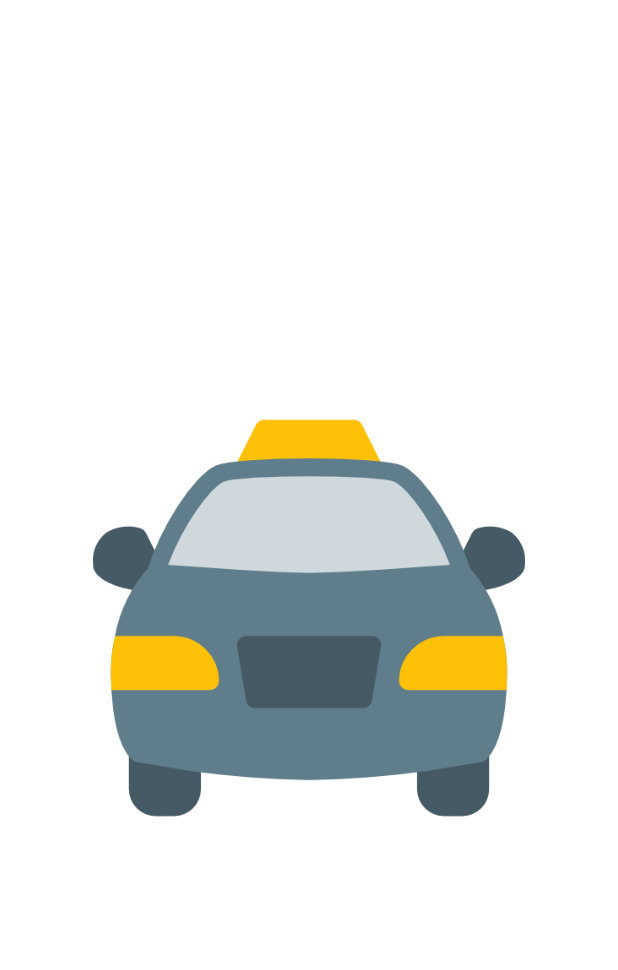
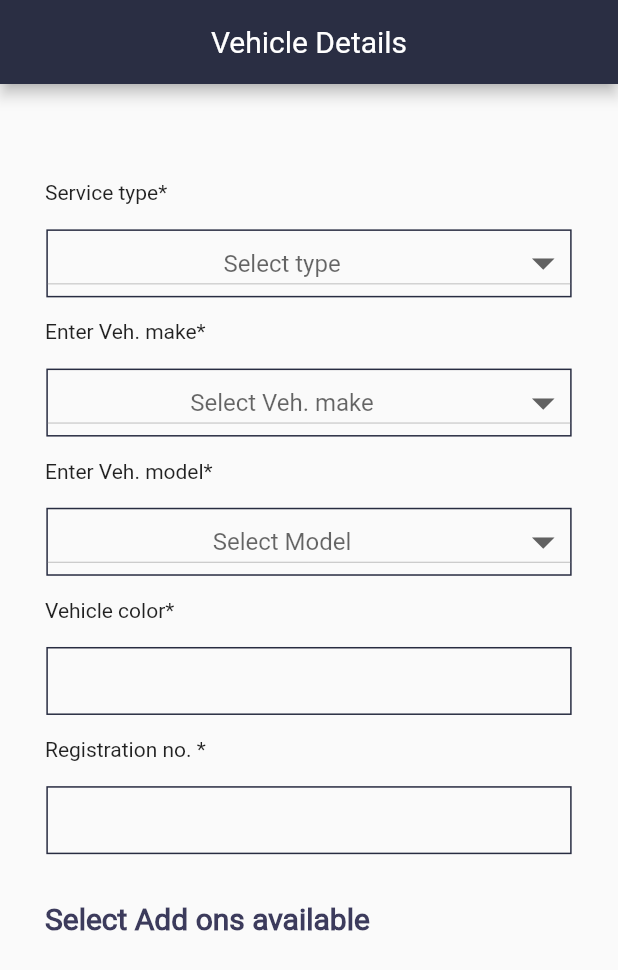
Before and after one commit to development-enthusiast/driver, a Flutter app: the first screen one second after launch, on a phone screen of 412 x 824 dp. Shown: the top 970 px of the screen. Run offline on Flutter 3.47's test engine with Material 2 defaults, Android fonts, the phone set to English and light mode, and no system bars; our stand-ins replace expandable, hexcolor, image_picker, intro_slider, otp_text_field, rating_bar; missing offline and left inert: latlng, map.

Commit message:
Personal & Vehicle Details Screen Done

```diff
--- a/lib/Screens/Auth/SignUp.dart
+++ b/lib/Screens/Auth/SignUp.dart
@@ -1,6 +1,7 @@
 import 'package:driverapp/Classes/Constants.dart';
 import 'package:driverapp/Screens/AllTrips/AllTrips.dart';
 import 'package:flutter/material.dart';
+import 'DriverDetails.dart';
 
 class SignUp extends StatefulWidget {
   @override
@@ -203,7 +204,7 @@ class _SignUpState extends State<SignUp> {
                   Navigator.push(
                     context,
                     MaterialPageRoute(
-                      builder: (context) => AllTrips(),
+                      builder: (context) => DriverDetails(),
                     ),
                   );
                 },
--- /dev/null
+++ b/lib/Screens/Auth/VehicleDetails.dart
@@ -0,0 +1,251 @@
+import 'package:hexcolor/hexcolor.dart';
+import 'package:flutter/material.dart';
+
+class VehicleDetails extends StatefulWidget {
+  @override
+  _VehicleDetailsState createState() => _VehicleDetailsState();
+}
+
+class _VehicleDetailsState extends State<VehicleDetails> {
+  TextEditingController vehiclecolor = new TextEditingController(text: '');
+  TextEditingController registrationno = new TextEditingController(text: '');
+  String _serviceval;
+  List _serviceType = [
+    'UberX',
+    'UberXL',
+    'UberSELECT',
+    'UberBLACK',
+    'UberSUV',
+  ];
+  String _vehval;
+  List _vehMake = [
+    'example',
+  ];
+  String _modelval;
+  List _vehModel = [
+    'example',
+  ];
+  @override
+  Widget build(BuildContext context) {
+    final pHeight = MediaQuery.of(context).size.height;
+    final pWidth = MediaQuery.of(context).size.width;
+    return Scaffold(
+      appBar: AppBar(
+        centerTitle: true,
+        backgroundColor: Hexcolor("#2A2E43"),
+        title: Text("Vehicle Details"),
+      ),
+      body: Stack(
+        children: <Widget>[
+          Column(
+            crossAxisAlignment: CrossAxisAlignment.start,
+            children: <Widget>[
+              SizedBox(
+                height: pHeight * 0.06,
+              ),
+              Padding(
+                padding: const EdgeInsets.fromLTRB(30, 15, 0, 0),
+                child: Text('Service type*'),
+              ),
+              SizedBox(
+                height: pHeight * 0.02,
+              ),
+              Center(
+                child: Container(
+                  width: pWidth * 0.85,
+                  height: pHeight * 0.055,
+                  decoration: BoxDecoration(
+                    // borderRadius: BorderRadius.circular(14),
+                    border: Border.all(
+                      color: Hexcolor("#282C41"),
+                    ),
+                  ),
+                  child: DropdownButton(
+                    hint: Center(child: Text('Select type')),
+                    dropdownColor: Colors.grey,
+                    elevation: 5,
+                    icon: Icon(Icons.arrow_drop_down),
+                    iconSize: 36.0,
+                    isExpanded: true,
+                    value: _serviceval,
+                    onChanged: (value) {
+                      setState(() {
+                        _serviceval = value;
+                      });
+                    },
+                    items: _serviceType.map((value) {
+                      return DropdownMenuItem(
+                        value: value,
+                        child: Center(child: Text(value)),
+                      );
+                    }).toList(),
+                  ),
+                ),
+              ),
+              SizedBox(
+                height: pHeight * 0.00,
+              ),
+              Padding(
+                padding: const EdgeInsets.fromLTRB(30, 15, 0, 0),
+                child: Text('Enter Veh. make*'),
+              ),
+              SizedBox(
+                height: pHeight * 0.02,
+              ),
+              Center(
+                child: Container(
+                  width: pWidth * 0.85,
+                  height: pHeight * 0.055,
+                  decoration: BoxDecoration(
+                    // borderRadius: BorderRadius.circular(14),
+                    border: Border.all(
+                      color: Hexcolor("#282C41"),
+                    ),
+                  ),
+                  child: DropdownButton(
+                    hint: Center(child: Text('Select Veh. make')),
+                    dropdownColor: Colors.grey,
+                    elevation: 5,
+                    icon: Icon(Icons.arrow_drop_down),
+                    iconSize: 36.0,
+                    isExpanded: true,
+                    value: _vehval,
+                    onChanged: (value) {
+                      setState(() {
+                        _vehval = value;
+                      });
+                    },
+                    items: _vehMake.map((value) {
+                      return DropdownMenuItem(
+                        value: value,
+                        child: Center(child: Text(value)),
+                      );
+                    }).toList(),
+                  ),
+                ),
+              ),
+              SizedBox(
+                height: pHeight * 0.00,
+              ),
+              Padding(
+                padding: const EdgeInsets.fromLTRB(30, 15, 0, 0),
+                child: Text('Enter Veh. model*'),
+              ),
+              SizedBox(
+                height: pHeight * 0.02,
+              ),
+              Center(
+                child: Container(
+                  width: pWidth * 0.85,
+                  height: pHeight * 0.055,
+                  decoration: BoxDecoration(
+                    // borderRadius: BorderRadius.circular(14),
+                    border: Border.all(
+                      color: Hexcolor("#282C41"),
+                    ),
+                  ),
+                  child: DropdownButton(
+                    hint: Center(child: Text('Select Model')),
+                    dropdownColor: Colors.grey,
+                    elevation: 5,
+                    icon: Icon(Icons.arrow_drop_down),
+                    iconSize: 36.0,
+                    isExpanded: true,
+                    value: _modelval,
+                    onChanged: (value) {
+                      setState(() {
+                        _modelval = value;
+                      });
+                    },
+                    items: _vehModel.map((value) {
+                      return DropdownMenuItem(
+                        value: value,
+                        child: Center(child: Text(value)),
+                      );
+                    }).toList(),
+                  ),
+                ),
+              ),
+              SizedBox(
+                height: pHeight * 0.00,
+              ),
+              Padding(
+                padding: const EdgeInsets.fromLTRB(30, 15, 0, 0),
+                child: Text('Vehicle color*'),
+              ),
+              SizedBox(
+                height: pHeight * 0.02,
+              ),
+              Center(
+                child: Container(
+                  width: pWidth * 0.85,
+                  height: pHeight * 0.055,
+                  decoration: BoxDecoration(
+                    // borderRadius: BorderRadius.circular(14),
+                    border: Border.all(
+                      color: Hexcolor("#282C41"),
+                    ),
+                  ),
+                  child: TextFormField(
+                    controller: vehiclecolor,
+                    decoration: InputDecoration(
+                      border: OutlineInputBorder(
+                        borderSide: BorderSide.none,
+                      ),
+                    ),
+                  ),
+                ),
+              ),
+              SizedBox(
+                height: pHeight * 0.00,
+              ),
+              Padding(
+                padding: const EdgeInsets.fromLTRB(30, 15, 0, 0),
+                child: Text('Registration no. *'),
+              ),
+              SizedBox(
+                height: pHeight * 0.02,
+              ),
+              Center(
+                child: Container(
+                  width: pWidth * 0.85,
+                  height: pHeight * 0.055,
+                  decoration: BoxDecoration(
+                    // borderRadius: BorderRadius.circular(14),
+                    border: Border.all(
+                      color: Hexcolor("#282C41"),
+                    ),
+                  ),
+                  child: TextFormField(
+                    controller: registrationno,
+                    decoration: InputDecoration(
+                      border: OutlineInputBorder(
+                        borderSide: BorderSide.none,
+                      ),
+                    ),
+                  ),
+                ),
+              ),
+              SizedBox(
+                height: pHeight * 0.02,
+              ),
+              Padding(
+                padding: const EdgeInsets.fromLTRB(30, 15, 0, 0),
+                child: Text(
+                  'Select Add ons available ',
+                  style: TextStyle(
+                      color: Hexcolor("#3C3B5C"),
+                      fontSize: 20,
+                      fontWeight: FontWeight.bold),
+                ),
+              ),
+              SizedBox(
+                height: pHeight * 0.02,
+              ),
+            ],
+          )
+        ],
+      ),
+    );
+  }
+}
--- a/lib/main.dart
+++ b/lib/main.dart
@@ -1,5 +1,6 @@
 import 'package:driverapp/Screens/SplashScreen.dart';
 import 'package:flutter/material.dart';
+import 'package:driverapp/Screens/Auth/VehicleDetails.dart';
 
 void main() {
   runApp(MyApp());
@@ -14,7 +15,7 @@ class MyApp extends StatelessWidget {
       theme: ThemeData(
         visualDensity: VisualDensity.adaptivePlatformDensity,
       ),
-      home: SplashScreen(),
+      home: VehicleDetails(),
     );
   }
 }
--- a/pubspec.yaml
+++ b/pubspec.yaml
@@ -18,6 +18,7 @@ dependencies:
   expandable: ^4.1.4
   map: ^0.1.0+1
   latlng: ^0.0.2
+  hexcolor: ^1.0.4
 
 dev_dependencies:
   flutter_test:
```
Also changed, not shown: lib/Screens/Auth/CustomRadio.dart (added, +78 -0 lines), lib/Screens/Auth/DriverDetails.dart (added, +229 -0 lines), pubspec.lock.
